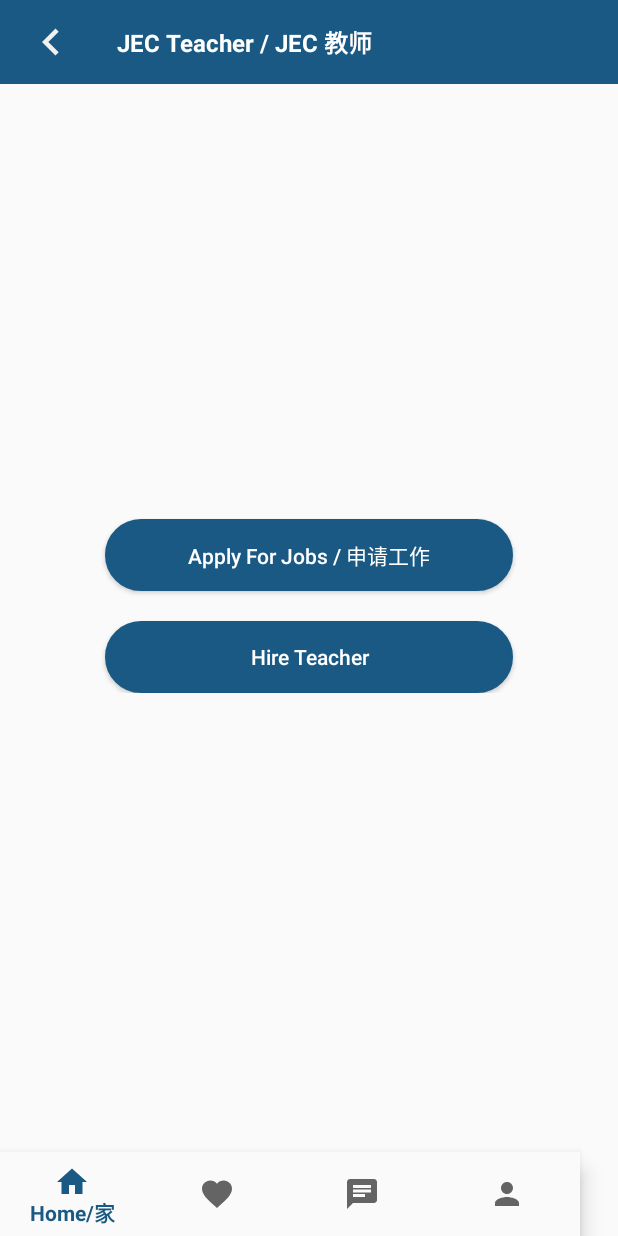
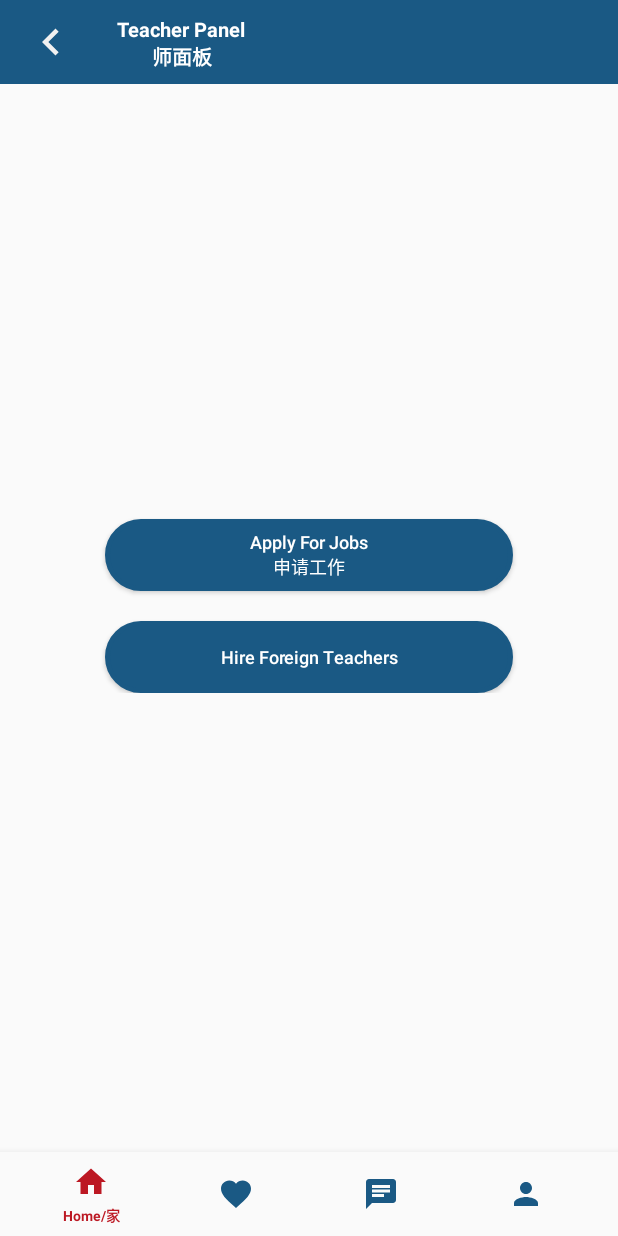
Before and after one commit to honeykinng345/JECapp, an Android app: the MainActivity screen opened directly, with no data from a screen before it, after a tap on an icon or button, on a phone screen of 412 x 824 dp. Run offline under Robolectric (Android 15) with nearby library versions, the phone set to English and light mode, and no system bars; our stand-ins replace ButterKnife, sdp/ssp sizes; libraries missing offline, so code that uses them is left out: com.denzcoskun.imageslider; 8 statements that could not run were skipped.

Commit message:
first commit

```diff
--- a/app/build.gradle
+++ b/app/build.gradle
@@ -43,6 +43,7 @@
     implementation 'com.jakewharton:butterknife:10.2.3'
     annotationProcessor 'com.jakewharton:butterknife-compiler:10.2.3'
     implementation 'com.jaredrummler:material-spinner:1.3.1'
+    implementation 'com.intuit.ssp:ssp-android:1.0.6'
 
 
 }
--- /dev/null
+++ b/app/src/main/res/drawable/bottom_nav_icon_color_selector.xml
@@ -0,0 +1,6 @@
+<?xml version="1.0" encoding="utf-8"?>
+<selector xmlns:android="http://schemas.android.com/apk/res/android">
+    <item android:state_checked="true" android:color="@color/red" />
+    <item android:state_pressed="true" android:state_enabled="true" android:color="@color/red" />
+    <item android:color="@color/colorPrimary" />
+</selector>
--- a/app/src/main/res/layout/activity_login.xml
+++ b/app/src/main/res/layout/activity_login.xml
@@ -30,7 +30,7 @@
             android:layout_marginLeft="20dp"
             android:textColor="@color/white"
             android:text="Login / 登录"
-            android:textSize="16sp"
+            android:textSize="@dimen/header_text_size"
             android:textStyle="bold"
             />
 
@@ -101,7 +101,7 @@
             android:text="@string/forgotPassword"
             android:textColor="@color/colorPrimary"
             android:gravity="right"
-            android:textSize="13sp"
+            android:textSize="@dimen/button_text_size"
             />
 
 
--- a/app/src/main/res/layout/activity_main.xml
+++ b/app/src/main/res/layout/activity_main.xml
@@ -8,10 +8,14 @@
 
     <com.google.android.material.bottomnavigation.BottomNavigationView
         android:id="@+id/nav_view"
-        android:layout_width="wrap_content"
+        android:layout_width="match_parent"
         android:layout_height="wrap_content"
         android:layout_alignParentBottom="true"
         android:background="?android:attr/windowBackground"
+        app:itemIconTint="@drawable/bottom_nav_icon_color_selector"
+        app:itemTextColor="@drawable/bottom_nav_icon_color_selector"
+        app:itemTextAppearanceActive="@style/BottomNavigationView.Active"
+        app:itemTextAppearanceInactive="@style/BottomNavigationView"
         app:menu="@menu/bottom_nav_menu"/>
 
     <FrameLayout
--- a/app/src/main/res/layout/fragment_teacher.xml
+++ b/app/src/main/res/layout/fragment_teacher.xml
@@ -27,8 +27,8 @@
             android:layout_height="wrap_content"
             android:layout_marginLeft="20dp"
             android:textColor="@color/white"
-            android:text="JEC Teacher / JEC 教师"
-            android:textSize="16sp"
+            android:text="Teacher Panel\n       师面板"
+            android:textSize="@dimen/header_text_size"
             android:textStyle="bold"
             />
 
@@ -52,8 +52,9 @@
             android:layout_marginTop="40dp"
             android:layout_marginHorizontal="70dp"
             android:background="@drawable/roundtextbackground"
-            android:text="Apply For Jobs / 申请工作"
+            android:text="Apply For Jobs\n申请工作"
             android:textColor="@color/white"
+            android:textSize="@dimen/button_text_size"
             android:elevation="10dp"
             android:textAllCaps="false"
             />
@@ -65,7 +66,8 @@
             android:layout_marginTop="20dp"
             android:layout_marginHorizontal="70dp"
             android:background="@drawable/roundtextbackground"
-            android:text="Hire Teacher"
+            android:text="Hire Foreign Teachers"
+            android:textSize="@dimen/button_text_size"
             android:textColor="@color/white"
             android:elevation="10dp"
             android:textAllCaps="false"
--- a/app/src/main/res/values/dimens.xml
+++ b/app/src/main/res/values/dimens.xml
@@ -2,4 +2,8 @@
     <!-- Default screen margins, per the Android Design guidelines. -->
     <dimen name="activity_horizontal_margin">16dp</dimen>
     <dimen name="activity_vertical_margin">16dp</dimen>
+
+    <dimen name="header_text_size">@dimen/_10ssp</dimen>
+    <dimen name="button_text_size">@dimen/_9ssp</dimen>
+
 </resources>
--- a/app/src/main/res/values/strings.xml
+++ b/app/src/main/res/values/strings.xml
@@ -8,5 +8,5 @@
     <string name="cart">Cart</string>
     <string name="profile">Profile</string>
     <string name="login">Login/登录</string>
-    <string name="forgotPassword"><u>Forgot Password</u></string>
+    <string name="forgotPassword"><u>Forgot Password/忘记密码</u></string>
 </resources>
--- a/app/src/main/res/values/styles.xml
+++ b/app/src/main/res/values/styles.xml
@@ -19,4 +19,13 @@
 
     </style>
 
+
+    <style name="BottomNavigationView" parent="@style/TextAppearance.AppCompat.Caption">
+        <item name="android:textSize">@dimen/_6ssp</item>
+    </style>
+
+    <style name="BottomNavigationView.Active" parent="@style/TextAppearance.AppCompat.Caption">
+        <item name="android:textSize">@dimen/_7ssp</item>
+    </style>
+
 </resources>
```
